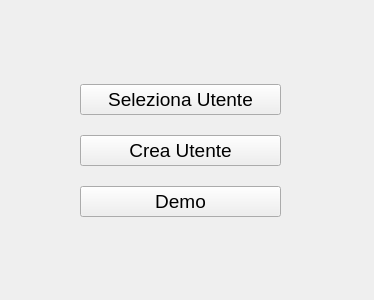
First picture: the form in src/gui_pkg/include/gui_pkg/main_form.ui, repository cristianbass01/GUI_robotic_exoskeleton, before the edit.
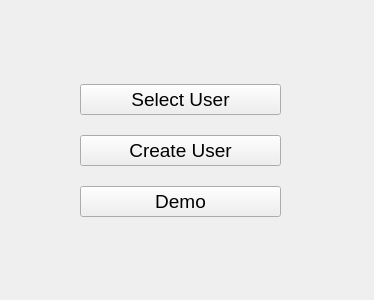
Second picture: the form after the edit. Icons and pictures are not drawn.

The edit to the form file:
```diff
--- a/src/gui_pkg/include/gui_pkg/main_form.ui
+++ b/src/gui_pkg/include/gui_pkg/main_form.ui
@@ -38,7 +38,7 @@
        </font>
       </property>
       <property name="text">
-       <string>Seleziona Utente</string>
+       <string>Select User</string>
       </property>
      </widget>
     </item>
@@ -59,7 +59,7 @@
        </font>
       </property>
       <property name="text">
-       <string>Crea Utente</string>
+       <string>Create User</string>
       </property>
      </widget>
     </item>
```
